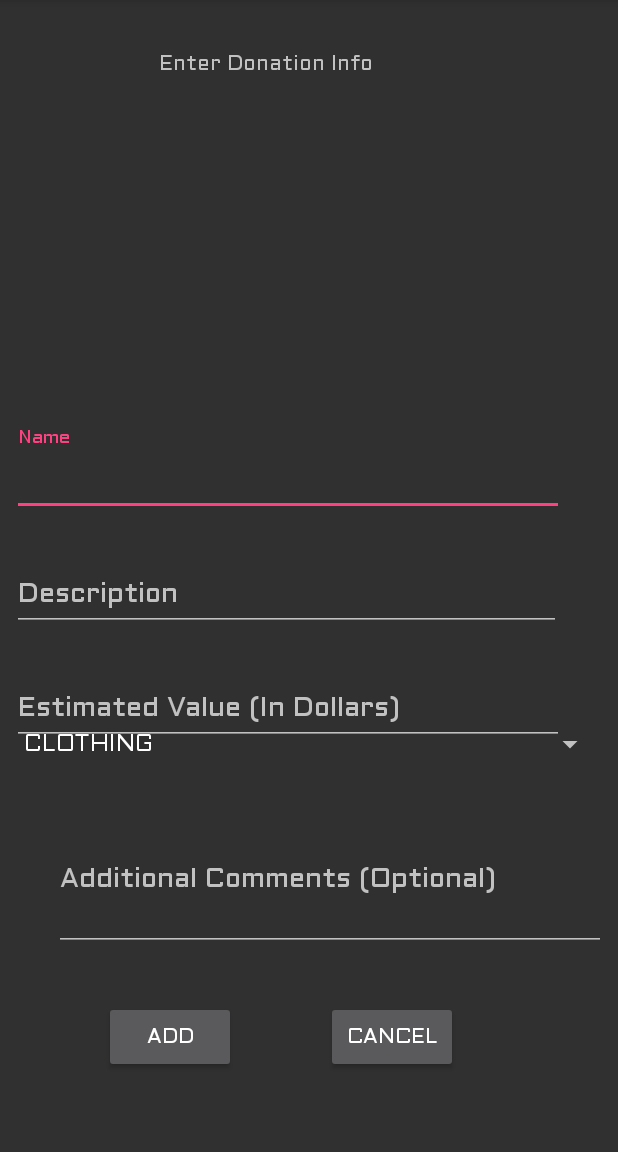
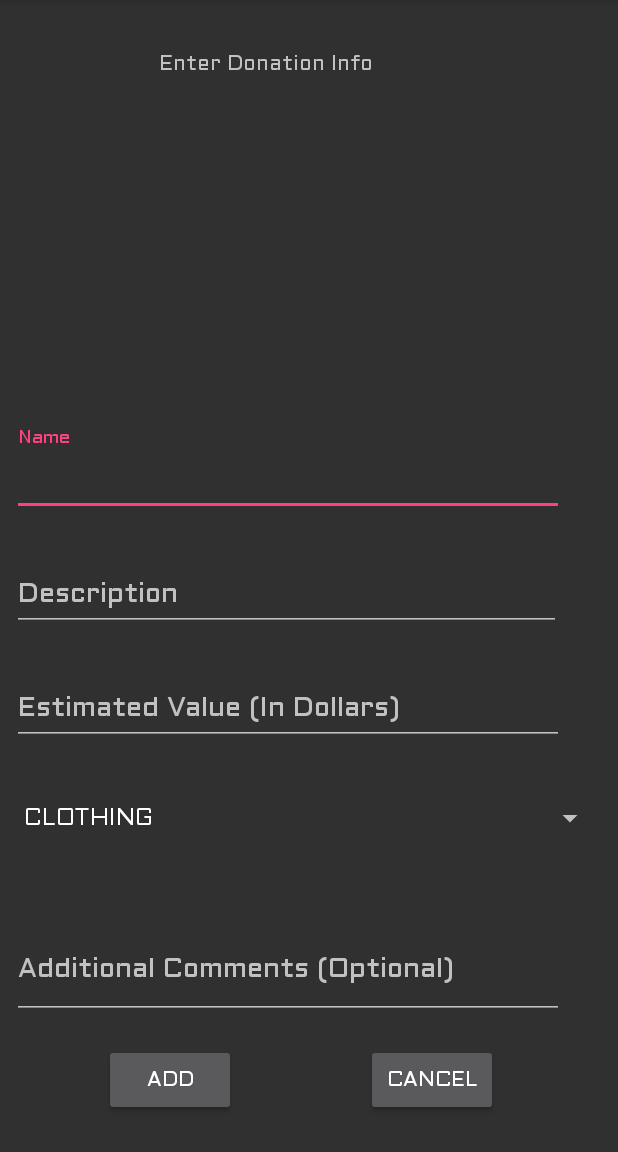
Before and after one commit to jacobzipper/donationTrackerCS2340, an Android app: the AddDonationActivity screen opened directly, with no data from a screen before it, on a phone screen of 412 x 824 dp, the part 84-1236 px from its top. Run offline under Robolectric (Android 15) with nearby library versions, the phone set to English and light mode, and no system bars.

Commit message:
Minor bugfixes
Signed-off-by: Jacob Allen <jballen95173@gmail.com>

```diff
--- a/app/src/main/res/layout/activity_add_donation.xml
+++ b/app/src/main/res/layout/activity_add_donation.xml
@@ -90,30 +90,33 @@
     <Spinner
         android:id="@+id/addDonationCategory"
         android:layout_width="match_parent"
-        android:layout_height="wrap_content"
+        android:layout_height="33dp"
         android:layout_marginStart="8dp"
+        android:layout_marginTop="32dp"
         android:layout_marginEnd="8dp"
-        android:layout_marginBottom="260dp"
+        android:layout_marginBottom="8dp"
         android:layout_weight="1"
         app:layout_constraintBottom_toBottomOf="parent"
         app:layout_constraintEnd_toEndOf="parent"
         app:layout_constraintHorizontal_bias="0.0"
-        app:layout_constraintStart_toStartOf="parent" />
+        app:layout_constraintStart_toStartOf="parent"
+        app:layout_constraintTop_toBottomOf="@+id/textInputLayout3"
+        app:layout_constraintVertical_bias="0.0" />
 
     <android.support.design.widget.TextInputLayout
         android:id="@+id/textInputLayout5"
         android:layout_width="368dp"
-        android:layout_height="104dp"
+        android:layout_height="75dp"
         android:layout_marginStart="8dp"
         android:layout_marginTop="8dp"
         android:layout_marginEnd="8dp"
         android:layout_marginBottom="8dp"
         app:layout_constraintBottom_toBottomOf="parent"
         app:layout_constraintEnd_toEndOf="parent"
-        app:layout_constraintHorizontal_bias="1.0"
+        app:layout_constraintHorizontal_bias="0.0"
         app:layout_constraintStart_toStartOf="parent"
         app:layout_constraintTop_toBottomOf="@+id/addDonationCategory"
-        app:layout_constraintVertical_bias="0.102">
+        app:layout_constraintVertical_bias="0.297">
 
         <android.support.design.widget.TextInputEditText
             android:id="@+id/addDonationComments"
@@ -144,14 +147,13 @@
         android:layout_width="wrap_content"
         android:layout_height="wrap_content"
         android:layout_marginStart="8dp"
-        android:layout_marginTop="32dp"
         android:layout_marginEnd="8dp"
-        android:layout_marginBottom="8dp"
+        android:layout_marginBottom="36dp"
         android:text="@string/donation_cancel_button"
-        app:layout_constraintBottom_toBottomOf="parent"
+        app:layout_constraintBottom_toBottomOf="@+id/addDonationConfirmButton"
         app:layout_constraintEnd_toEndOf="parent"
-        app:layout_constraintHorizontal_bias="0.343"
+        app:layout_constraintHorizontal_bias="0.523"
         app:layout_constraintStart_toEndOf="@+id/addDonationConfirmButton"
-        app:layout_constraintTop_toBottomOf="@+id/textInputLayout5"
-        app:layout_constraintVertical_bias="0.022" />
+        app:layout_constraintTop_toTopOf="@+id/addDonationConfirmButton"
+        app:layout_constraintVertical_bias="0.0" />
 </android.support.constraint.ConstraintLayout>
--- a/app/src/main/res/values/strings.xml
+++ b/app/src/main/res/values/strings.xml
@@ -40,9 +40,9 @@
     <string name="location_type">Type: %1$s</string>
     <string name="location_address">Address: %1$s</string>
     <string name="location_phone">Phone: %1$s</string>
-    <string name="location_dialog_close_button">Close: %1$s</string>
-    <string name="location_dialog_add_donation">Add Donation: %1$s</string>
-    <string name="location_dialog_view_donations">View Donations: %1$s</string>
+    <string name="location_dialog_close_button">Close</string>
+    <string name="location_dialog_add_donation">Add Donation</string>
+    <string name="location_dialog_view_donations">View Donations</string>
 
     <string name="donation_add_header">Enter Donation Info</string>
     <string name="donation_name_prompt">Name</string>
```
